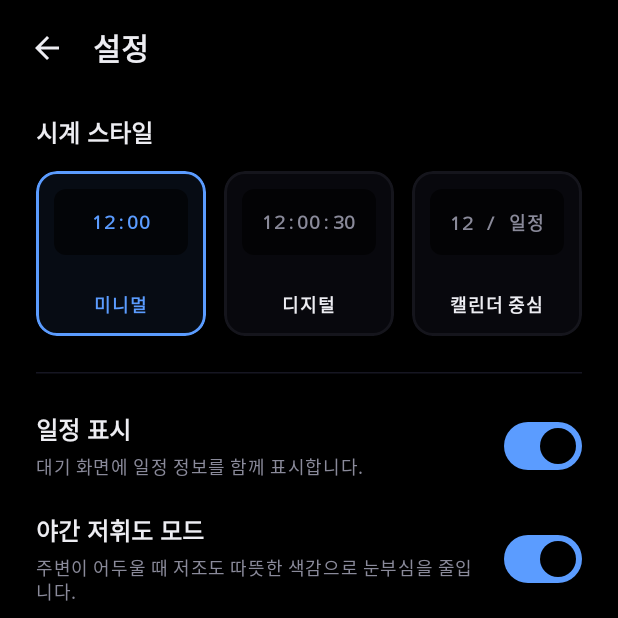
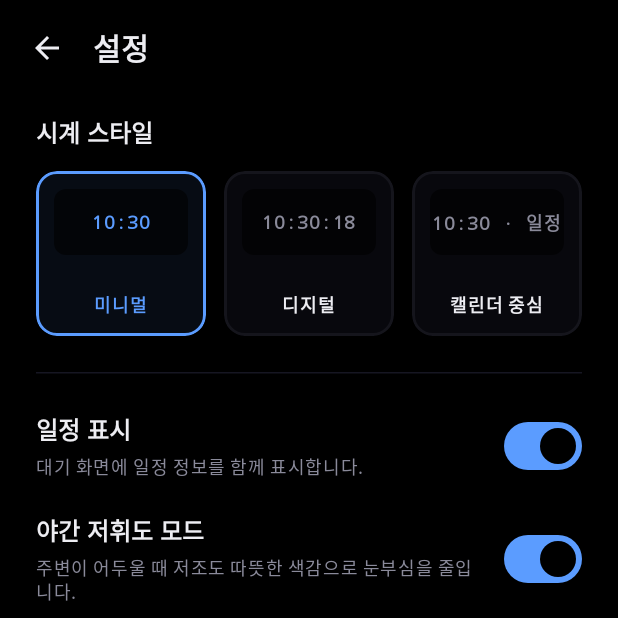
Before and after one commit to jeiel85/dockmode-android, an Android app built with Jetpack Compose: the SettingsScreen screen opened through its navigation route, on a phone screen of 412 x 824 dp, the top half of it. Run offline under Robolectric (Android 15) with nearby library versions, the light colour scheme and no system bars.

Commit message:
refactor(settings): 시계 스타일 카드 미리보기를 실제 현재 시각으로 교체
정적 텍스트("12:00", "12:00:30", "12 / 일정")를 produceState 기반 매초
갱신되는 nowMillis로 동적 생성. 미니멀=HH:mm, 디지털=HH:mm:ss,
캘린더 중심=HH:mm · 일정(locale 별 suffix).

- versionCode 2→3, versionName 0.1.1→0.1.2
- settings_clock_style_calendar_preview_suffix 문자열 추가 (ko/en)
- play_store/release_notes/v0.1.2.txt, docs/releases/v0.1.2.md 추가

검증: ktlintCheck, detekt 모두 SUCCESSFUL.

```diff
--- a/app/build.gradle.kts
+++ b/app/build.gradle.kts
@@ -14,8 +14,8 @@ android {
         applicationId = "io.jeiel85.dockmode"
         minSdk = 26
         targetSdk = 35
-        versionCode = 2
-        versionName = "0.1.1"
+        versionCode = 3
+        versionName = "0.1.2"
 
         testInstrumentationRunner = "androidx.test.runner.AndroidJUnitRunner"
         resourceConfigurations.addAll(listOf("ko", "en"))
--- a/app/src/main/java/io/jeiel85/dockmode/settings/SettingsScreen.kt
+++ b/app/src/main/java/io/jeiel85/dockmode/settings/SettingsScreen.kt
@@ -35,9 +35,12 @@ import androidx.compose.material3.TopAppBar
 import androidx.compose.material3.TopAppBarDefaults
 import androidx.compose.runtime.Composable
 import androidx.compose.runtime.getValue
+import androidx.compose.runtime.produceState
+import androidx.compose.runtime.remember
 import androidx.compose.ui.Alignment
 import androidx.compose.ui.Modifier
 import androidx.compose.ui.draw.clip
+import androidx.compose.ui.platform.LocalConfiguration
 import androidx.compose.ui.platform.testTag
 import androidx.compose.ui.res.stringResource
 import androidx.compose.ui.text.font.FontFamily
@@ -49,6 +52,10 @@ import androidx.lifecycle.viewmodel.compose.viewModel
 import io.jeiel85.dockmode.AppContainer
 import io.jeiel85.dockmode.R
 import io.jeiel85.dockmode.domain.model.ClockStyle
+import kotlinx.coroutines.delay
+import java.text.SimpleDateFormat
+import java.util.Date
+import java.util.Locale
 
 @OptIn(ExperimentalMaterial3Api::class)
 @Composable
@@ -140,6 +147,19 @@ private fun ClockStyleSelectorSection(
     selectedStyle: ClockStyle,
     onSelectStyle: (ClockStyle) -> Unit,
 ) {
+    val configuration = LocalConfiguration.current
+    val locale: Locale = configuration.locales.get(0) ?: Locale.getDefault()
+    val hmFormatter = remember(locale) { SimpleDateFormat("HH:mm", locale) }
+    val hmsFormatter = remember(locale) { SimpleDateFormat("HH:mm:ss", locale) }
+    val nowMillis by produceState(initialValue = System.currentTimeMillis(), locale) {
+        while (true) {
+            value = System.currentTimeMillis()
+            delay(1_000L)
+        }
+    }
+    val now = Date(nowMillis)
+    val calendarPreviewLabel = stringResource(id = R.string.settings_clock_style_calendar_preview_suffix)
+
     Column(
         modifier = Modifier.fillMaxWidth(),
         verticalArrangement = Arrangement.spacedBy(14.dp),
@@ -156,7 +176,7 @@ private fun ClockStyleSelectorSection(
         ) {
             ClockStyleCard(
                 title = stringResource(id = R.string.settings_clock_style_minimal),
-                previewText = "12:00",
+                previewText = hmFormatter.format(now),
                 isSelected = selectedStyle == ClockStyle.Minimal,
                 modifier = Modifier
                     .weight(1f)
@@ -166,7 +186,7 @@ private fun ClockStyleSelectorSection(
 
             ClockStyleCard(
                 title = stringResource(id = R.string.settings_clock_style_digital),
-                previewText = "12:00:30",
+                previewText = hmsFormatter.format(now),
                 isSelected = selectedStyle == ClockStyle.Digital,
                 modifier = Modifier
                     .weight(1f)
@@ -176,7 +196,7 @@ private fun ClockStyleSelectorSection(
 
             ClockStyleCard(
                 title = stringResource(id = R.string.settings_clock_style_calendar),
-                previewText = "12 / 일정",
+                previewText = "${hmFormatter.format(now)} · $calendarPreviewLabel",
                 isSelected = selectedStyle == ClockStyle.CalendarFocus,
                 modifier = Modifier
                     .weight(1f)
--- a/app/src/main/res/values/strings.xml
+++ b/app/src/main/res/values/strings.xml
@@ -43,6 +43,7 @@
     <string name="settings_clock_style_minimal">미니멀</string>
     <string name="settings_clock_style_digital">디지털</string>
     <string name="settings_clock_style_calendar">캘린더 중심</string>
+    <string name="settings_clock_style_calendar_preview_suffix">일정</string>
     <string name="settings_show_calendar">일정 표시</string>
     <string name="settings_show_calendar_desc">대기 화면에 일정 정보를 함께 표시합니다.</string>
     <string name="settings_night_mode">야간 저휘도 모드</string>
```
Also changed, not shown: 4 other files.
